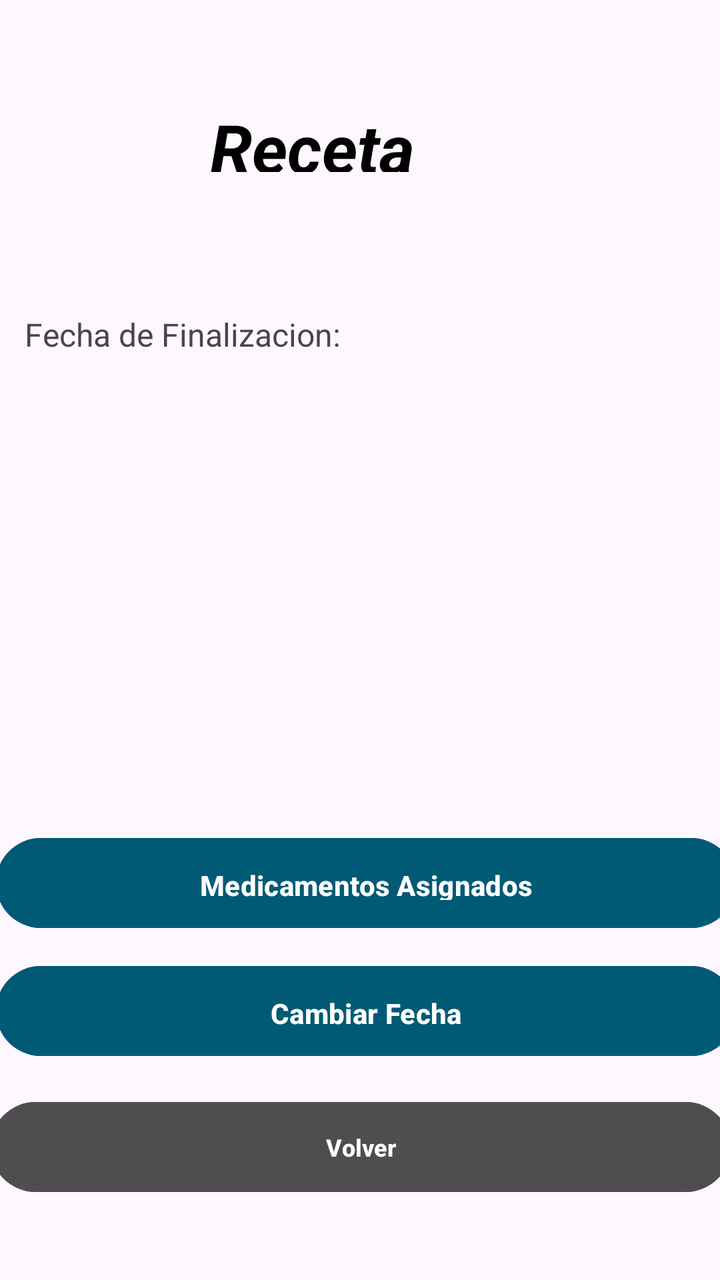
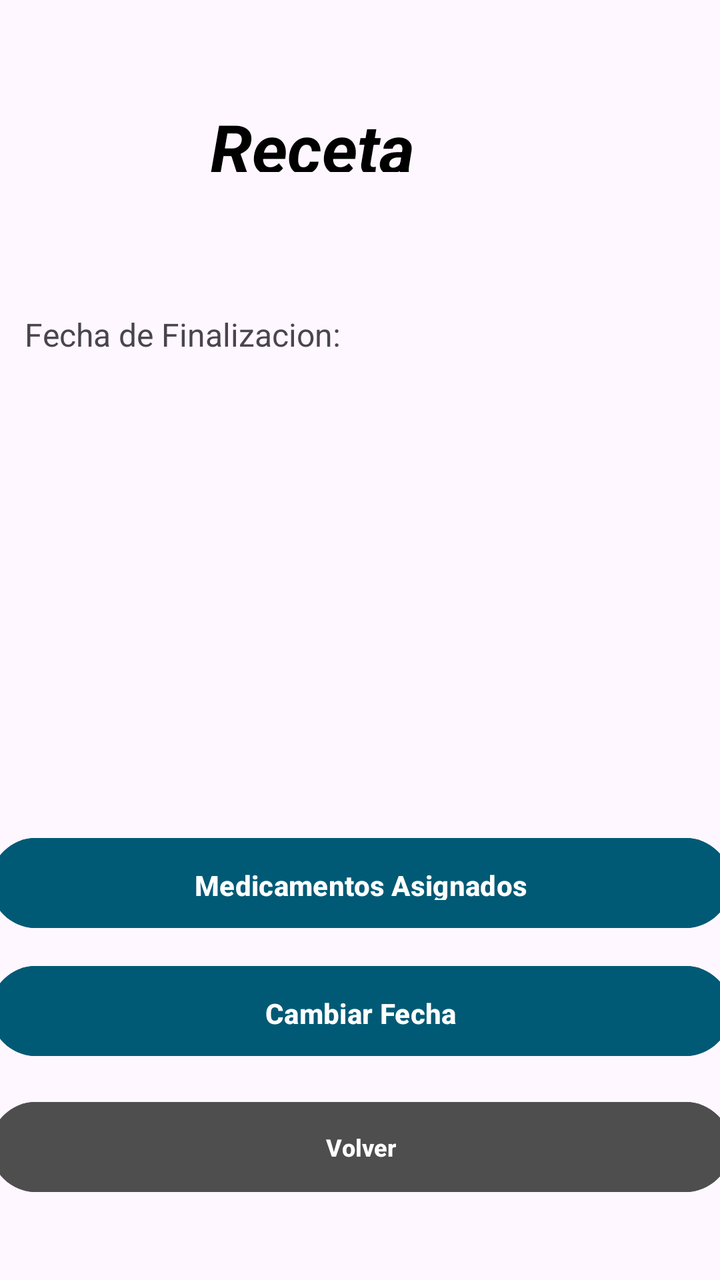

Before-and-after screenshots of an Android layout around one commit, followed by the original layout XML and the change that was made.
<!-- AndroidManifest.xml: application theme Theme.MobilesVC -->
<!-- res/layout/receta_view.xml -->
<?xml version="1.0" encoding="utf-8"?>
<androidx.constraintlayout.widget.ConstraintLayout xmlns:android="http://schemas.android.com/apk/res/android"
    xmlns:app="http://schemas.android.com/apk/res-auto"
    xmlns:tools="http://schemas.android.com/tools"
    android:layout_width="match_parent"
    android:layout_height="match_parent">

    <androidx.constraintlayout.widget.ConstraintLayout
        android:id="@+id/constraintLayout"
        android:layout_width="match_parent"
        android:layout_height="match_parent">

        <TextView
            android:id="@+id/textView52"
            android:layout_width="200dp"
            android:layout_height="22dp"
            android:text="Fecha de Finalizacion:"
            android:textSize="16sp"
            app:layout_constraintBottom_toTopOf="@+id/vFecha"
            app:layout_constraintEnd_toEndOf="parent"
            app:layout_constraintHorizontal_bias="0.077"
            app:layout_constraintStart_toStartOf="parent" />

        <TextView
            android:id="@+id/vFecha"
            android:layout_width="364dp"
            android:layout_height="50dp"
            android:layout_marginTop="88dp"
            android:layout_marginBottom="282dp"
            android:text="Fecha"
            android:textSize="26sp"
            app:layout_constraintBottom_toTopOf="@+id/vToMedicamentosList"
            app:layout_constraintEnd_toEndOf="parent"
            app:layout_constraintStart_toStartOf="parent"
            app:layout_constraintTop_toBottomOf="@+id/textView5" />

        <Button
            android:id="@+id/vToMedicamentosList"
            android:layout_width="370dp"
            android:layout_height="53dp"
            android:layout_marginBottom="172dp"
            android:backgroundTint="#015A75"
            android:paddingVertical="14dp"
            android:text="Medicamentos Asignados"
            android:textStyle="bold"
            app:layout_constraintBottom_toBottomOf="parent"
            app:layout_constraintEnd_toEndOf="parent"
            app:layout_constraintHorizontal_bias="0.243"
            app:layout_constraintStart_toStartOf="parent" />

        <Button
            android:id="@+id/vToRecetaEdit"
            android:layout_width="370dp"
            android:layout_height="53dp"
            android:layout_marginTop="48dp"
            android:layout_marginBottom="108dp"
            android:backgroundTint="#015A75"
            android:paddingVertical="14dp"
            android:text="Cambiar Fecha"
            android:textStyle="bold"
            app:layout_constraintBottom_toBottomOf="parent"
            app:layout_constraintEnd_toEndOf="parent"
            app:layout_constraintHorizontal_bias="0.243"
            app:layout_constraintStart_toStartOf="parent" />

        <TextView
            android:id="@+id/textView5"
            android:layout_width="150dp"
            android:layout_height="35dp"
            android:layout_marginTop="51dp"
            android:fontFamily="sans-serif"
            android:text="Receta"
            android:textColor="#000000"
            android:textSize="34sp"
            android:textStyle="bold|italic"
            app:layout_constraintEnd_toEndOf="parent"
            app:layout_constraintStart_toStartOf="parent"
            app:layout_constraintTop_toTopOf="parent"
            tools:textSize="26sp" />

        <Button
            android:id="@+id/vVolverReceta"
            android:layout_width="370dp"
            android:layout_height="53dp"
            android:layout_marginHorizontal="24dp"
            android:layout_marginBottom="40dp"
            android:backgroundTint="#4E4E4E"
            android:paddingVertical="10dp"
            android:text="Volver"
            android:textSize="12sp"
            android:textStyle="bold"
            android:visibility="visible"
            app:layout_constraintBottom_toBottomOf="parent"
            app:layout_constraintEnd_toEndOf="parent"
            app:layout_constraintStart_toStartOf="parent" />

    </androidx.constraintlayout.widget.ConstraintLayout>

</androidx.constraintlayout.widget.ConstraintLayout>
<!-- resources referenced by this layout -->
<resources>
  <style name="Theme.MobilesVC" parent="Base.Theme.MobilesVC" />
  <style name="Base.Theme.MobilesVC" parent="Theme.Material3.DayNight.NoActionBar">
          
          
      </style>
</resources>

<!-- the commit's change to res/layout/receta_view.xml (unified diff, before → after) -->
@@ -45,14 +45,13 @@
             android:textStyle="bold"
             app:layout_constraintBottom_toBottomOf="parent"
             app:layout_constraintEnd_toEndOf="parent"
-            app:layout_constraintHorizontal_bias="0.243"
+            app:layout_constraintHorizontal_bias="0.5"
             app:layout_constraintStart_toStartOf="parent" />
 
         <Button
             android:id="@+id/vToRecetaEdit"
             android:layout_width="370dp"
             android:layout_height="53dp"
-            android:layout_marginTop="48dp"
             android:layout_marginBottom="108dp"
             android:backgroundTint="#015A75"
             android:paddingVertical="14dp"
@@ -60,7 +59,7 @@
             android:textStyle="bold"
             app:layout_constraintBottom_toBottomOf="parent"
             app:layout_constraintEnd_toEndOf="parent"
-            app:layout_constraintHorizontal_bias="0.243"
+            app:layout_constraintHorizontal_bias="0.5"
             app:layout_constraintStart_toStartOf="parent" />
 
         <TextView
